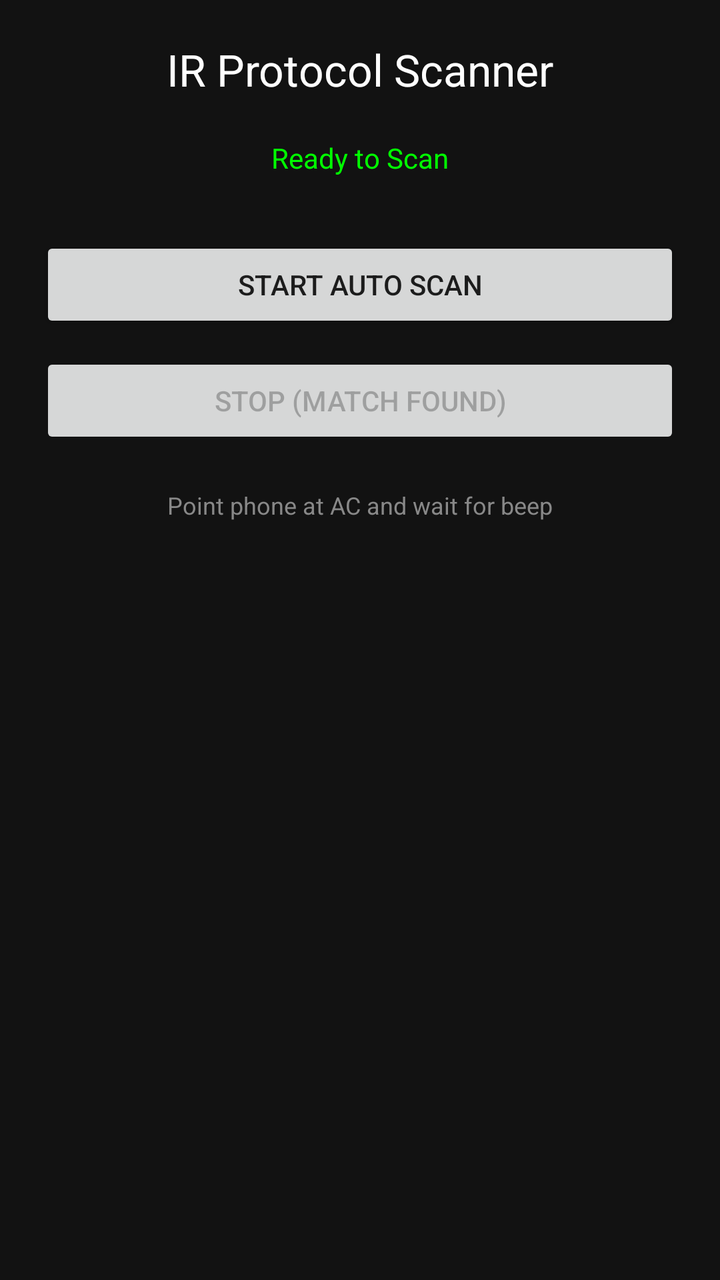
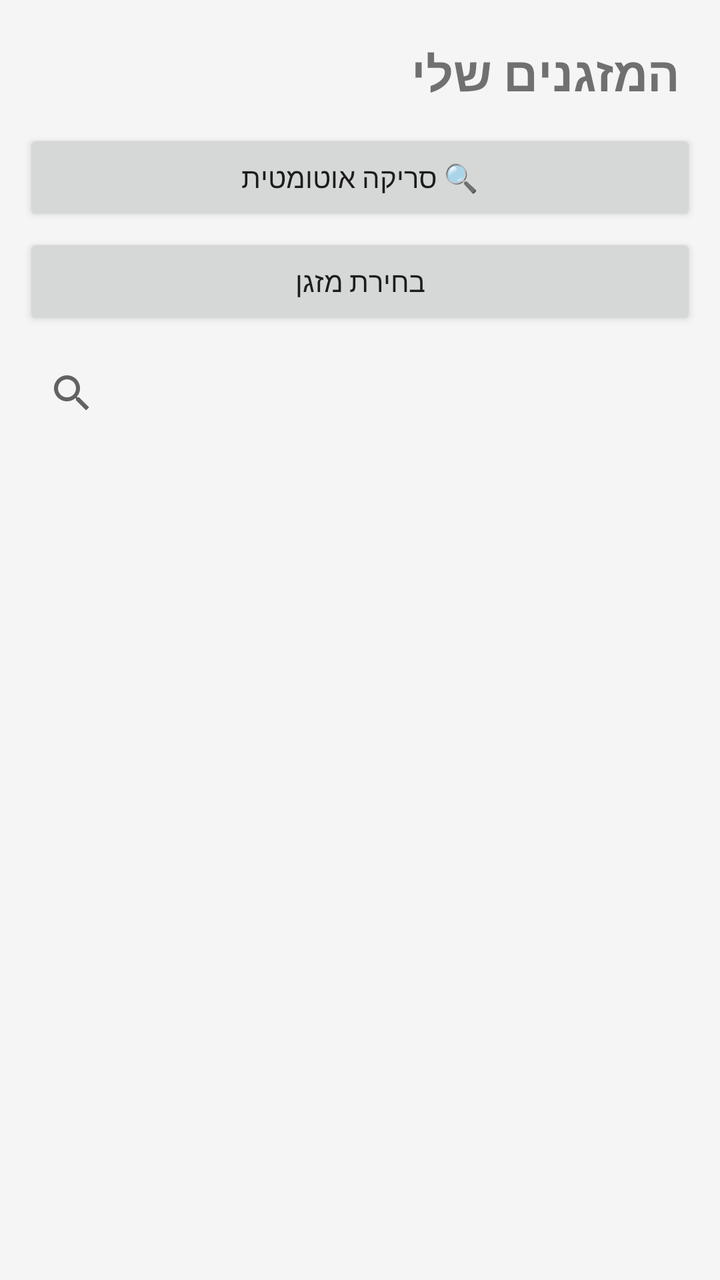

Compare the two renders of this Android layout. The source of the first and the diff that turns it into the second are given below.
<!-- AndroidManifest.xml: application theme Theme.AppCompat.Light.DarkActionBar -->
<!-- res/layout/activity_main.xml -->
<LinearLayout xmlns:android="http://schemas.android.com/apk/res/android"
    android:layout_width="match_parent" android:layout_height="match_parent"
    android:orientation="vertical" android:padding="20dp" android:gravity="center_horizontal"
    android:background="#121212">

    <TextView android:layout_width="wrap_content" android:layout_height="wrap_content" 
        android:text="IR Protocol Scanner" android:textColor="#FFFFFF" android:textSize="22sp" />

    <TextView android:id="@+id/status_text" android:layout_width="wrap_content" 
        android:layout_height="wrap_content" android:text="Ready to Scan" 
        android:textColor="#00FF00" android:layout_marginTop="20dp" />

    <Button android:id="@+id/btn_start" android:layout_width="match_parent" 
        android:layout_height="wrap_content" android:text="START AUTO SCAN" android:layout_marginTop="30dp" />

    <Button android:id="@+id/btn_stop" android:layout_width="match_parent" 
        android:layout_height="wrap_content" android:text="STOP (MATCH FOUND)" 
        android:enabled="false" android:layout_marginTop="10dp" />

    <TextView android:layout_width="wrap_content" android:layout_height="wrap_content" 
        android:text="Point phone at AC and wait for beep" android:textColor="#888888" 
        android:layout_marginTop="20dp" android:textSize="12sp" />
</LinearLayout>
<!-- resources referenced by this layout -->
<resources>

</resources>

<!-- the commit's change to res/layout/activity_main.xml (unified diff, before → after) -->
@@ -1,23 +1,46 @@
+<?xml version="1.0" encoding="utf-8"?>
 <LinearLayout xmlns:android="http://schemas.android.com/apk/res/android"
-    android:layout_width="match_parent" android:layout_height="match_parent"
-    android:orientation="vertical" android:padding="20dp" android:gravity="center_horizontal"
-    android:background="#121212">
+    xmlns:app="http://schemas.android.com/apk/res-auto"
+    android:layout_width="match_parent"
+    android:layout_height="match_parent"
+    android:orientation="vertical"
+    android:padding="12dp"
+    android:background="#F5F5F5">
 
-    <TextView android:layout_width="wrap_content" android:layout_height="wrap_content" 
-        android:text="IR Protocol Scanner" android:textColor="#FFFFFF" android:textSize="22sp" />
+    <TextView
+        android:layout_width="match_parent"
+        android:layout_height="wrap_content"
+        android:text="המזגנים שלי"
+        android:textSize="24sp"
+        android:textStyle="bold"
+        android:padding="8dp" />
 
-    <TextView android:id="@+id/status_text" android:layout_width="wrap_content" 
-        android:layout_height="wrap_content" android:text="Ready to Scan" 
-        android:textColor="#00FF00" android:layout_marginTop="20dp" />
+    <Button
+        android:id="@+id/btn_auto_scan"
+        android:layout_width="match_parent"
+        android:layout_height="wrap_content"
+        android:text="🔍 סריקה אוטומטית"
+        android:layout_marginTop="4dp" />
 
-    <Button android:id="@+id/btn_start" android:layout_width="match_parent" 
-        android:layout_height="wrap_content" android:text="START AUTO SCAN" android:layout_marginTop="30dp" />
+    <Button
+        android:id="@+id/btn_choose_device"
+        android:layout_width="match_parent"
+        android:layout_height="wrap_content"
+        android:text="בחירת מזגן"
+        android:layout_marginTop="4dp" />
 
-    <Button android:id="@+id/btn_stop" android:layout_width="match_parent" 
-        android:layout_height="wrap_content" android:text="STOP (MATCH FOUND)" 
-        android:enabled="false" android:layout_marginTop="10dp" />
+    <androidx.appcompat.widget.SearchView
+        android:id="@+id/search_devices"
+        android:layout_width="match_parent"
+        android:layout_height="wrap_content"
+        android:layout_marginTop="8dp"
+        android:hint="חיפוש מזגן..." />
 
-    <TextView android:layout_width="wrap_content" android:layout_height="wrap_content" 
-        android:text="Point phone at AC and wait for beep" android:textColor="#888888" 
-        android:layout_marginTop="20dp" android:textSize="12sp" />
+    <androidx.recyclerview.widget.RecyclerView
+        android:id="@+id/recycler_devices"
+        android:layout_width="match_parent"
+        android:layout_height="0dp"
+        android:layout_weight="1"
+        android:layout_marginTop="8dp" />
+
 </LinearLayout>
